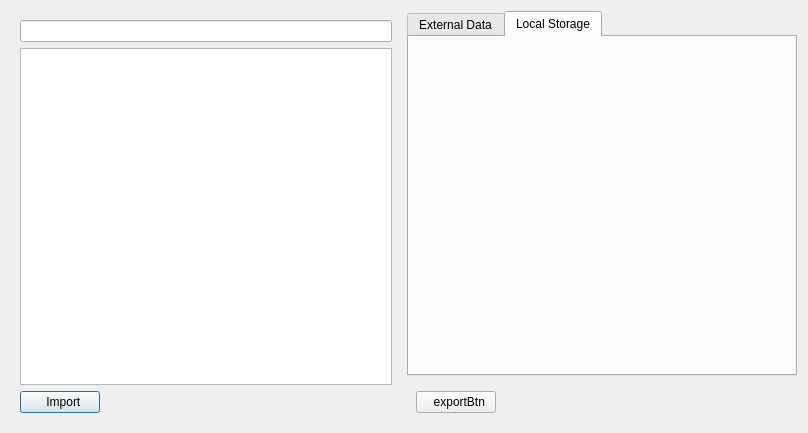
The window that Apps/THA/view/CaseManagementDialog.ui (wuzhuobin/MITK-Project) describes before a commit, drawn with Qt 5.
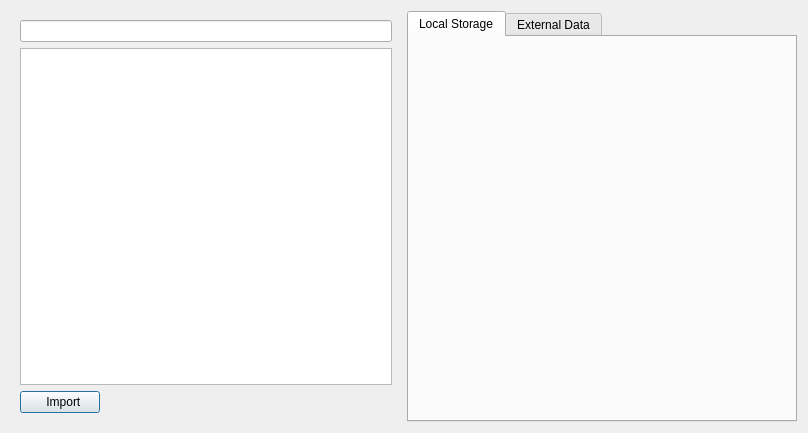
The same window after the commit. The open tabs and pages were chosen to show the change. Icons and pictures are not drawn. Custom widgets are drawn as their Qt base class.

Commit message: Add create case slot

Diff of the .ui file:
```diff
--- a/Apps/THA/view/CaseManagementDialog.ui
+++ b/Apps/THA/view/CaseManagementDialog.ui
@@ -13,7 +13,7 @@
   <property name="windowTitle">
    <string>Dialog</string>
   </property>
-  <layout class="QHBoxLayout" name="horizontalLayout_3">
+  <layout class="QHBoxLayout" name="horizontalLayout">
    <item>
     <widget class="QWidget" name="widgetMid" native="true">
      <layout class="QVBoxLayout" name="verticalLayout">
@@ -89,8 +89,6 @@
     </widget>
    </item>
    <item>
-    <layout class="QVBoxLayout" name="verticalLayout_3">
-     <item>
       <widget class="QTabWidget" name="tabWidget">
        <property name="autoFillBackground">
         <bool>false</bool>
@@ -98,59 +96,17 @@
        <property name="currentIndex">
         <number>0</number>
        </property>
-       <widget class="THADicomExternalDataWidget" name="tabDicomExternalData">
-        <attribute name="title">
-         <string>External Data</string>
-        </attribute>
-       </widget>
        <widget class="THADicomLocalStorageWidget" name="tabDicomLocalStorage">
         <attribute name="title">
          <string>Local Storage</string>
         </attribute>
        </widget>
-      </widget>
-     </item>
-     <item>
-      <widget class="QWidget" name="widget2" native="true">
-       <layout class="QVBoxLayout" name="verticalLayout_2">
-        <item>
-         <layout class="QHBoxLayout" name="horizontalLayout">
-          <item>
-           <widget class="QPushButton" name="pushButtonExport">
-            <property name="text">
-             <string>  exportBtn</string>
-            </property>
-            <property name="icon">
-             <iconset>
-              <normaloff>:/40px_button_cutout/icon_images/40px_button_cutout/40px_export.png</normaloff>:/40px_button_cutout/icon_images/40px_button_cutout/40px_export.png</iconset>
-            </property>
-            <property name="iconSize">
-             <size>
-              <width>40</width>
-              <height>40</height>
-             </size>
-            </property>
-           </widget>
-          </item>
-          <item>
-           <spacer name="horizontalSpacer_2">
-            <property name="orientation">
-             <enum>Qt::Horizontal</enum>
-            </property>
-            <property name="sizeHint" stdset="0">
-             <size>
-              <width>40</width>
-              <height>20</height>
-             </size>
-            </property>
-           </spacer>
-          </item>
-         </layout>
-        </item>
-       </layout>
-      </widget>
-     </item>
-    </layout>
+     <widget class="THADicomExternalDataWidget" name="tabDicomExternalData">
+      <attribute name="title">
+       <string>External Data</string>
+      </attribute>
+     </widget>
+    </widget>
    </item>
   </layout>
  </widget>
```
Lines whose indentation alone changed are shown as unchanged. The commit also changes 2 other files.
